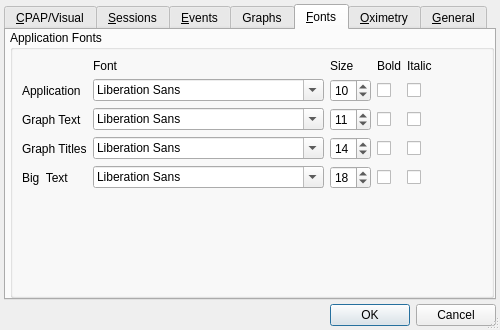
This is preferencesdialog.ui in sbonaime/sleepyhead-code. as Qt 5 draws it before an edit. The edited form follows.
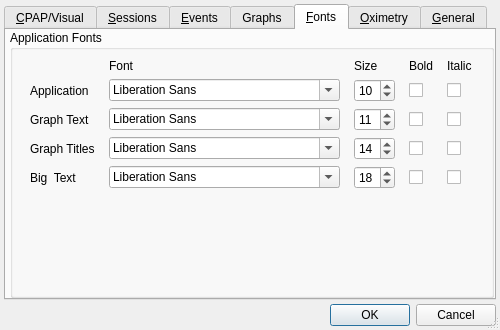
This is the edited form. The open tabs and pages were chosen to show the change.

Commit message: Minor Preferences cleanup take #2

The edit to the form file:
```diff
--- a/preferencesdialog.ui
+++ b/preferencesdialog.ui
@@ -593,7 +593,7 @@
             </property>
            </widget>
           </item>
-          <item row="3" column="0">
+          <item row="2" column="0">
            <widget class="QLabel" name="label_11">
             <property name="sizePolicy">
              <sizepolicy hsizetype="Fixed" vsizetype="Preferred">
@@ -606,10 +606,10 @@
             </property>
            </widget>
           </item>
-          <item row="3" column="1">
+          <item row="2" column="1">
            <widget class="QFontComboBox" name="graphFont"/>
           </item>
-          <item row="3" column="2">
+          <item row="2" column="2">
            <widget class="QSpinBox" name="graphFontSize">
             <property name="minimum">
              <number>6</number>
@@ -622,7 +622,7 @@
             </property>
            </widget>
           </item>
-          <item row="4" column="0">
+          <item row="3" column="0">
            <widget class="QLabel" name="label_12">
             <property name="sizePolicy">
              <sizepolicy hsizetype="Fixed" vsizetype="Preferred">
@@ -635,10 +635,10 @@
             </property>
            </widget>
           </item>
-          <item row="4" column="1">
+          <item row="3" column="1">
            <widget class="QFontComboBox" name="titleFont"/>
           </item>
-          <item row="4" column="2">
+          <item row="3" column="2">
            <widget class="QSpinBox" name="titleFontSize">
             <property name="minimum">
              <number>6</number>
@@ -651,17 +651,17 @@
             </property>
            </widget>
           </item>
-          <item row="5" column="0">
+          <item row="4" column="0">
            <widget class="QLabel" name="label_13">
             <property name="text">
              <string>Big  Text</string>
             </property>
            </widget>
           </item>
-          <item row="5" column="1">
+          <item row="4" column="1">
            <widget class="QFontComboBox" name="bigFont"/>
           </item>
-          <item row="5" column="2">
+          <item row="4" column="2">
            <widget class="QSpinBox" name="bigFontSize">
             <property name="minimum">
              <number>6</number>
@@ -703,7 +703,7 @@
             </property>
            </widget>
           </item>
-          <item row="3" column="3">
+          <item row="2" column="3">
            <widget class="QCheckBox" name="graphFontBold">
             <property name="sizePolicy">
              <sizepolicy hsizetype="Fixed" vsizetype="Fixed">
@@ -716,7 +716,7 @@
             </property>
            </widget>
           </item>
-          <item row="3" column="4">
+          <item row="2" column="4">
            <widget class="QCheckBox" name="graphFontItalic">
             <property name="sizePolicy">
              <sizepolicy hsizetype="Fixed" vsizetype="Fixed">
@@ -729,7 +729,7 @@
             </property>
            </widget>
           </item>
-          <item row="4" column="3">
+          <item row="3" column="3">
            <widget class="QCheckBox" name="titleFontBold">
             <property name="sizePolicy">
              <sizepolicy hsizetype="Fixed" vsizetype="Fixed">
@@ -742,7 +742,7 @@
             </property>
            </widget>
           </item>
-          <item row="4" column="4">
+          <item row="3" column="4">
            <widget class="QCheckBox" name="titleFontItalic">
             <property name="sizePolicy">
              <sizepolicy hsizetype="Fixed" vsizetype="Fixed">
@@ -755,7 +755,7 @@
             </property>
            </widget>
           </item>
-          <item row="5" column="3">
+          <item row="4" column="3">
            <widget class="QCheckBox" name="bigFontBold">
             <property name="sizePolicy">
              <sizepolicy hsizetype="Fixed" vsizetype="Fixed">
@@ -768,7 +768,7 @@
             </property>
            </widget>
           </item>
-          <item row="5" column="4">
+          <item row="4" column="4">
            <widget class="QCheckBox" name="bigFontItalic">
             <property name="sizePolicy">
              <sizepolicy hsizetype="Fixed" vsizetype="Fixed">
@@ -781,7 +781,7 @@
             </property>
            </widget>
           </item>
-          <item row="6" column="0" colspan="5">
+          <item row="5" column="0" colspan="5">
            <spacer name="verticalSpacer_2">
             <property name="orientation">
              <enum>Qt::Vertical</enum>
@@ -862,19 +862,6 @@
             </property>
            </widget>
           </item>
-          <item row="3" column="5">
-           <spacer name="horizontalSpacer_6">
-            <property name="orientation">
-             <enum>Qt::Horizontal</enum>
-            </property>
-            <property name="sizeHint" stdset="0">
-             <size>
-              <width>40</width>
-              <height>20</height>
-             </size>
-            </property>
-           </spacer>
-          </item>
          </layout>
         </widget>
        </item>
```
Left out of the diff: 15 changed lines with no effect on the pictures.
